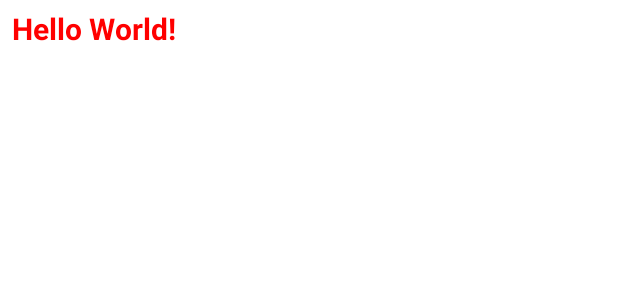
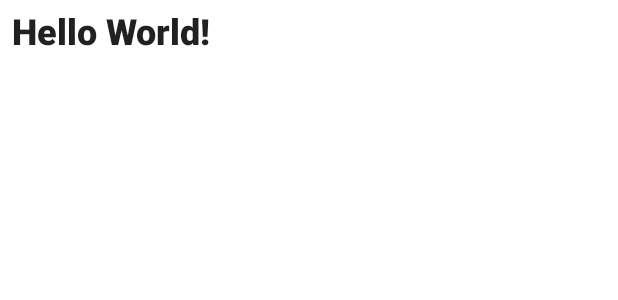
Before and after one commit to MirzaUkas/LearnCompose, an Android app built with Jetpack Compose: the @Preview function DefaultPreview, on a phone screen of 412 x 824 dp. Shown: the top 300 px of the screen. Run offline under Robolectric (Android 15) with nearby library versions, the phone set to English and light mode, and no system bars.

Commit message:
Customizing Text Composable using MaterialTheme

```diff
--- a/app/src/main/java/mirz/study/learncompose/MainActivity.kt
+++ b/app/src/main/java/mirz/study/learncompose/MainActivity.kt
@@ -46,11 +46,8 @@ fun GreetingText(name: String) {
             .width(200.dp)
             .padding(8.dp)
             .clickable { },
-        style = TextStyle(
-            color = Color.Red,
-            fontSize = 20.sp,
-            fontWeight = FontWeight.Bold
-        )
+        style = MaterialTheme.typography.h5,
+        fontWeight = FontWeight.ExtraBold
     )
 }
 
```
